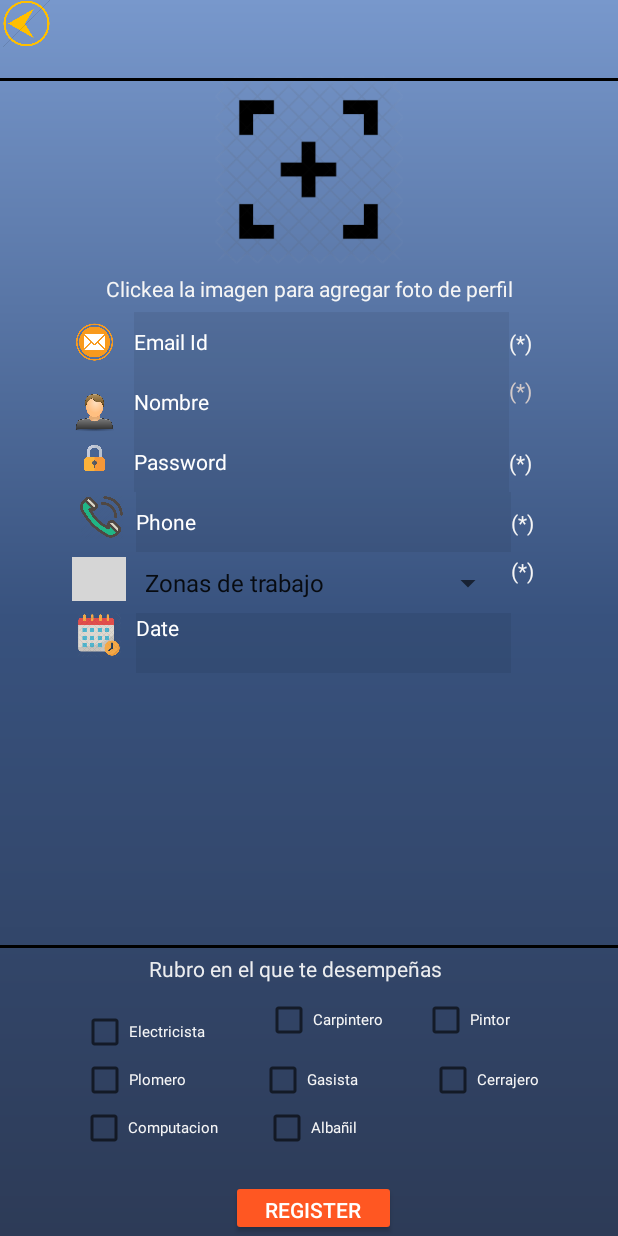
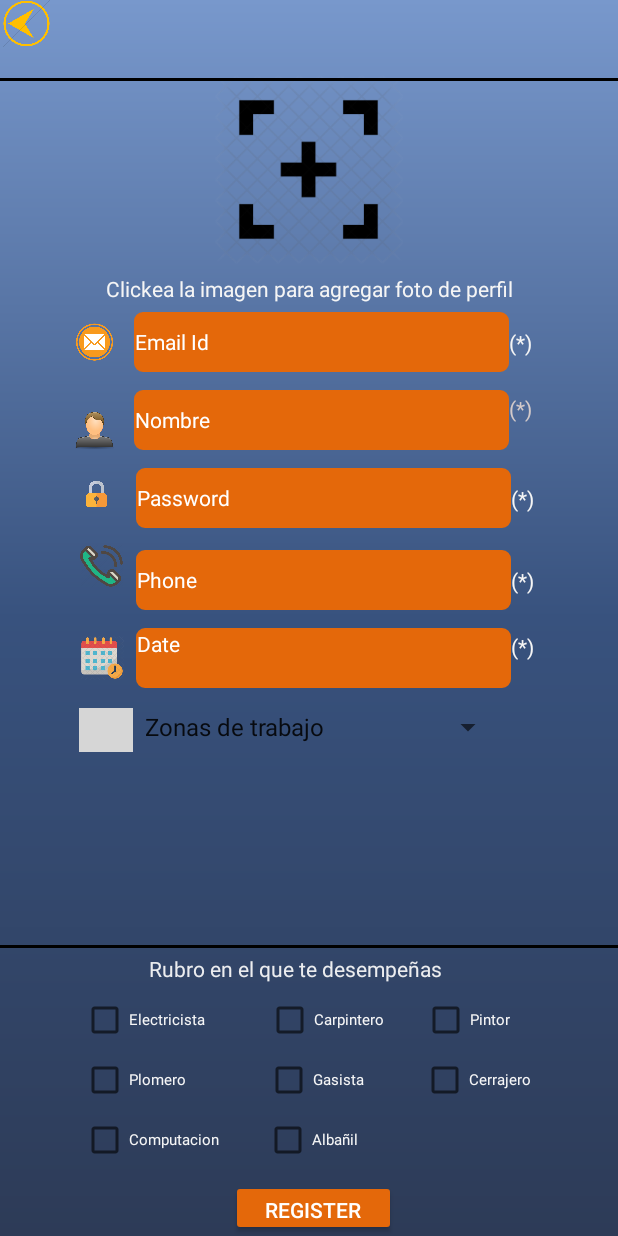
Before and after one commit to GaezOrt/SolveIt, an Android app: the SignUp screen opened directly, with no data from a screen before it, on a phone screen of 412 x 824 dp. Run offline under Robolectric (Android 15) with nearby library versions, the phone set to English and light mode, and no system bars; grey boxes are pictures that could not be loaded.

Commit message:
Mejorado registro

```diff
--- /dev/null
+++ b/app/src/main/res/drawable/rounded_corner.xml
@@ -0,0 +1,16 @@
+<?xml version="1.0" encoding="utf-8"?>
+<shape xmlns:android="http://schemas.android.com/apk/res/android" >
+    <stroke
+        android:width="1dp"
+        android:color="@color/naranja" />
+
+    <solid android:color="@color/naranja" />
+
+    <padding
+        android:left="1dp"
+        android:right="1dp"
+        android:bottom="1dp"
+        android:top="1dp" />
+
+    <corners android:radius="5dp" />
+</shape>
--- a/app/src/main/res/layout/electr.xml
+++ b/app/src/main/res/layout/electr.xml
@@ -75,7 +75,7 @@
         android:id="@+id/textView29"
         android:layout_width="wrap_content"
         android:layout_height="wrap_content"
-        android:layout_marginEnd="96dp"
+        android:layout_marginEnd="72dp"
         android:layout_marginBottom="8dp"
         android:text="Ubicacion"
         android:textColor="#FFFFFF"
--- a/app/src/main/res/layout/register.xml
+++ b/app/src/main/res/layout/register.xml
@@ -14,8 +14,8 @@
         android:layout_height="40dp"
         android:layout_above="@+id/editText2"
         android:layout_centerHorizontal="true"
-        android:layout_marginTop="8dp"
-        android:background="#11000000"
+        android:layout_marginTop="12dp"
+        android:background="@drawable/rounded_corner"
         android:editable="false"
         android:ems="10"
         android:hint="Date"
@@ -23,8 +23,8 @@
         android:textColor="@color/white"
         android:textColorHint="@color/white"
         android:textSize="14dp"
-        app:layout_constraintEnd_toStartOf="@+id/textView18"
-        app:layout_constraintTop_toBottomOf="@+id/imageView3" />
+        app:layout_constraintStart_toStartOf="@+id/editText5"
+        app:layout_constraintTop_toBottomOf="@+id/editText5" />
 
     <ImageView
         android:id="@+id/imageView18"
@@ -38,6 +38,7 @@
         android:id="@+id/plomero"
         android:layout_width="wrap_content"
         android:layout_height="wrap_content"
+        android:layout_marginTop="8dp"
         android:text="Plomero"
         android:textColor="#FDF8F8F8"
         android:textColorHint="#FDF1E9E9"
@@ -51,7 +52,6 @@
         android:id="@+id/Electricista"
         android:layout_width="wrap_content"
         android:layout_height="wrap_content"
-        android:layout_marginTop="8dp"
         android:text="Electricista"
         android:textColor="#FDF8F8F8"
         android:textColorHint="#FDF1E9E9"
@@ -65,6 +65,7 @@
         android:id="@+id/albanil"
         android:layout_width="wrap_content"
         android:layout_height="wrap_content"
+        android:layout_marginTop="8dp"
         android:text="Albañil"
         android:textColor="#FDF8F8F8"
         android:textColorHint="#FDF1E9E9"
@@ -84,7 +85,7 @@
         android:textColorHint="#FDF1E9E9"
         android:textSize="10sp"
         app:layout_constraintEnd_toEndOf="parent"
-        app:layout_constraintHorizontal_bias="0.47"
+        app:layout_constraintHorizontal_bias="0.397"
         app:layout_constraintStart_toEndOf="@+id/gasista"
         app:layout_constraintTop_toBottomOf="@+id/carpintero" />
 
@@ -114,7 +115,7 @@
         android:textColorHint="#FDF1E9E9"
         android:textSize="10sp"
         app:layout_constraintEnd_toEndOf="parent"
-        app:layout_constraintHorizontal_bias="0.219"
+        app:layout_constraintHorizontal_bias="0.237"
         app:layout_constraintStart_toEndOf="@+id/plomero"
         app:layout_constraintTop_toBottomOf="@+id/carpintero" />
 
@@ -129,19 +130,20 @@
         android:textSize="10sp"
         app:layout_constraintBottom_toBottomOf="parent"
         app:layout_constraintEnd_toStartOf="@+id/pintor"
-        app:layout_constraintHorizontal_bias="0.602"
+        app:layout_constraintHorizontal_bias="0.617"
         app:layout_constraintStart_toEndOf="@+id/Electricista" />
 
     <CheckBox
         android:id="@+id/computacion"
         android:layout_width="wrap_content"
         android:layout_height="wrap_content"
+        android:layout_marginTop="8dp"
         android:text="Computacion"
         android:textColor="#FDF8F8F8"
         android:textColorHint="#FDF1E9E9"
         android:textSize="10sp"
         app:layout_constraintEnd_toEndOf="parent"
-        app:layout_constraintHorizontal_bias="0.166"
+        app:layout_constraintHorizontal_bias="0.169"
         app:layout_constraintStart_toStartOf="parent"
         app:layout_constraintTop_toBottomOf="@+id/plomero" />
 
@@ -177,15 +179,16 @@
         android:layout_alignLeft="@+id/editText"
         android:layout_alignBottom="@+id/cardView"
         android:layout_marginStart="8dp"
+        android:layout_marginTop="12dp"
         android:layout_marginEnd="8dp"
-        android:background="#11000000"
+        android:background="@drawable/rounded_corner"
         android:ems="10"
         android:hint="Password"
         android:textColor="@color/white"
         android:textColorHint="@color/white"
         android:textSize="14dp"
         app:layout_constraintEnd_toEndOf="parent"
-        app:layout_constraintHorizontal_bias="0.558"
+        app:layout_constraintHorizontal_bias="0.565"
         app:layout_constraintStart_toStartOf="parent"
         app:layout_constraintTop_toBottomOf="@+id/editText" />
 
@@ -196,8 +199,9 @@
         android:layout_above="@+id/editText2"
         android:layout_centerHorizontal="true"
         android:layout_marginStart="8dp"
+        android:layout_marginTop="12dp"
         android:layout_marginEnd="8dp"
-        android:background="#11000000"
+        android:background="@drawable/rounded_corner"
         android:ems="10"
         android:hint="Nombre"
         android:inputType="textCapSentences"
@@ -228,7 +232,7 @@
         android:layout_centerHorizontal="true"
         android:layout_marginStart="8dp"
         android:layout_marginEnd="8dp"
-        android:background="#11000000"
+        android:background="@drawable/rounded_corner"
         android:ems="10"
         android:hint="Phone"
         android:inputType="textPersonName"
@@ -240,7 +244,7 @@
         app:layout_constraintHorizontal_bias="0.565"
         app:layout_constraintStart_toStartOf="parent"
         app:layout_constraintTop_toBottomOf="@+id/editText2"
-        app:layout_constraintVertical_bias="0.0" />
+        app:layout_constraintVertical_bias="0.037" />
 
     <EditText
         android:id="@+id/editText3"
@@ -252,7 +256,7 @@
         android:layout_marginStart="8dp"
         android:layout_marginTop="208dp"
         android:layout_marginEnd="8dp"
-        android:background="#11000000"
+        android:background="@drawable/rounded_corner"
         android:ems="10"
         android:hint="@string/email"
         android:inputType="textEmailAddress"
@@ -321,9 +325,9 @@
         android:id="@+id/imageView3"
         android:layout_width="36dp"
         android:layout_height="29dp"
-        android:layout_marginStart="48dp"
-        android:layout_marginTop="12dp"
-        app:layout_constraintStart_toStartOf="parent"
+        android:layout_marginTop="80dp"
+        app:layout_constraintEnd_toStartOf="@+id/location3"
+        app:layout_constraintStart_toStartOf="@+id/imageView21"
         app:layout_constraintTop_toBottomOf="@+id/imageView4"
         app:srcCompat="@drawable/location" />
 
@@ -332,11 +336,9 @@
         android:layout_width="36dp"
         android:layout_height="29dp"
         app:layout_constraintBottom_toBottomOf="@+id/location3"
-        app:layout_constraintEnd_toEndOf="@+id/imageView3"
-        app:layout_constraintHorizontal_bias="1.0"
-        app:layout_constraintStart_toStartOf="@+id/imageView3"
+        app:layout_constraintEnd_toEndOf="@+id/imageView4"
+        app:layout_constraintStart_toStartOf="@+id/imageView4"
         app:layout_constraintTop_toTopOf="@+id/location3"
-        app:layout_constraintVertical_bias="0.0"
         app:srcCompat="@drawable/date" />
 
     <ImageView
@@ -383,7 +385,7 @@
         android:id="@+id/textView18"
         android:layout_width="wrap_content"
         android:layout_height="wrap_content"
-        android:layout_marginTop="32dp"
+        android:layout_marginTop="44dp"
         android:text="(*)"
         android:textColor="#F5F5F5"
         app:layout_constraintStart_toEndOf="@+id/editText5"
@@ -438,9 +440,9 @@
         android:id="@+id/spinner"
         android:layout_width="247dp"
         android:layout_height="25dp"
-        app:layout_constraintBottom_toTopOf="@+id/location3"
-        app:layout_constraintEnd_toStartOf="@+id/textView18"
+        app:layout_constraintBottom_toBottomOf="@+id/imageView3"
         app:layout_constraintStart_toEndOf="@+id/imageView3"
-        app:layout_constraintTop_toBottomOf="@+id/editText5" />
+        app:layout_constraintTop_toBottomOf="@+id/location3"
+        app:layout_constraintVertical_bias="0.777" />
 
 </android.support.constraint.ConstraintLayout>
--- a/app/src/main/res/values/colors.xml
+++ b/app/src/main/res/values/colors.xml
@@ -9,5 +9,5 @@
     <color name="white_greyish">#EEEEEE</color>
     <color name="buttonselectorcolor">#009E9E9E</color>
     <color name="coloralerta">#0D0D20</color>
-    <color name="naranja">#FF5722</color>
+    <color name="naranja">#E4680A</color>
 </resources>
```
Also changed, not shown: app/src/main/res/layout/find_user.xml (+28 -26 lines), app/src/main/res/layout/list_view.xml (+8 -6 lines).
